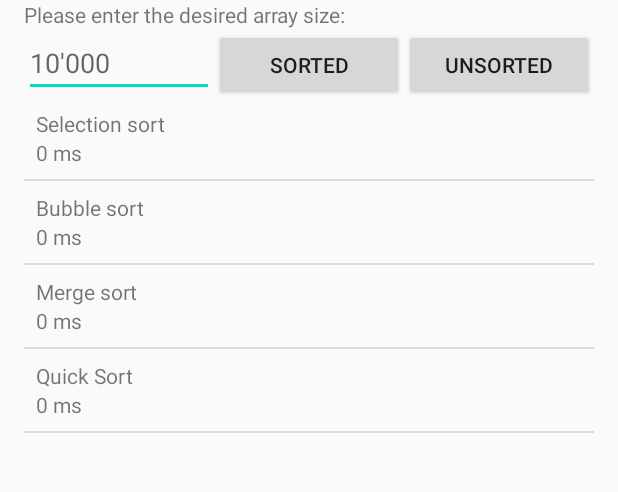
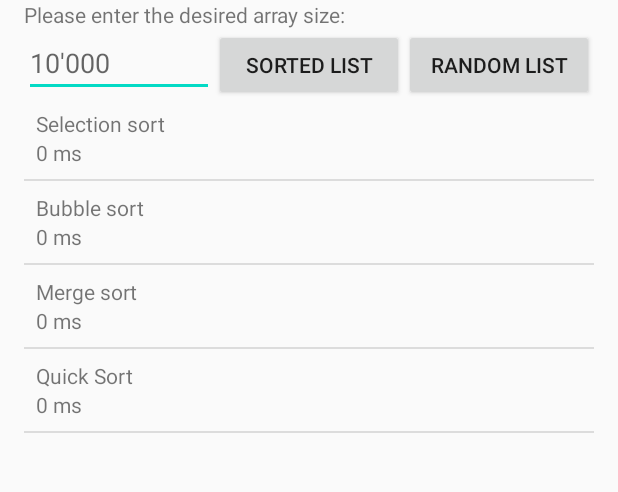
Before and after one commit to PierreBou91/SortingBenchmark, an Android app: the screen it shows after launch (MainActivity), on a phone screen of 412 x 824 dp, the part 137-629 px from its top. Run offline under Robolectric (Android 15) with nearby library versions, the phone set to English and light mode, and no system bars.

Commit message:
Threading done

```diff
--- a/app/build.gradle
+++ b/app/build.gradle
@@ -31,12 +31,13 @@ android {
 dependencies {
     implementation fileTree(dir: "libs", include: ["*.jar"])
     implementation "org.jetbrains.kotlin:kotlin-stdlib:$kotlin_version"
-    implementation 'androidx.core:core-ktx:1.3.1'
+    implementation 'androidx.core:core-ktx:1.3.2'
     implementation 'androidx.appcompat:appcompat:1.2.0'
     implementation 'androidx.constraintlayout:constraintlayout:2.0.1'
     testImplementation 'junit:junit:4.13'
     androidTestImplementation 'androidx.test.ext:junit:1.1.2'
     androidTestImplementation 'androidx.test.espresso:espresso-core:3.3.0'
+    implementation 'org.jetbrains.kotlinx:kotlinx-coroutines-android:1.3.9'
 
     def lifecycle_version = "2.2.0"
     implementation "androidx.lifecycle:lifecycle-viewmodel-ktx:$lifecycle_version" // ViewModel
--- a/app/src/main/java/com/emergence/sortingbenchmark/MainActivity.kt
+++ b/app/src/main/java/com/emergence/sortingbenchmark/MainActivity.kt
@@ -2,11 +2,11 @@ package com.emergence.sortingbenchmark
 
 import androidx.appcompat.app.AppCompatActivity
 import android.os.Bundle
-import android.util.Log
-import androidx.databinding.DataBindingUtil
+import android.view.View
+import android.webkit.RenderProcessGoneDetail
+import androidx.core.view.isVisible
 import androidx.lifecycle.Observer
 import androidx.lifecycle.ViewModelProvider
-//import com.emergence.sortingbenchmark.databinding.ActivityMainBinding
 import kotlinx.android.synthetic.main.activity_main.*
 
 private const val TAG = "MainActivity"
@@ -25,11 +25,31 @@ class MainActivity : AppCompatActivity() {
 
         sortedButton.setOnClickListener {
             viewModel.startBench(Integer.parseInt(arraySize.text.toString()), true)
-            adapter.notifyDataSetChanged()
         }
-        unsortedButton.setOnClickListener {
+        randomButton.setOnClickListener {
             viewModel.startBench(Integer.parseInt(arraySize.text.toString()), false)
-            adapter.notifyDataSetChanged()
+        }
+        viewModel.hasSorted.observe(this, Observer { hasSorted ->
+            if (hasSorted) {
+                toggleVisibility(true)
+                adapter.notifyDataSetChanged()
+            }else {
+                toggleVisibility(false)
+            }
+        })
+
+    }
+
+    fun toggleVisibility(isVisible: Boolean) {
+        if (!isVisible) {
+            arraySize.visibility = View.INVISIBLE
+            sortedButton.visibility = View.INVISIBLE
+            randomButton.visibility = View.INVISIBLE
+        } else {
+            arraySize.visibility = View.VISIBLE
+            sortedButton.visibility = View.VISIBLE
+            randomButton.visibility = View.VISIBLE
         }
     }
+
 }
--- a/app/src/main/java/com/emergence/sortingbenchmark/MainActivityViewModel.kt
+++ b/app/src/main/java/com/emergence/sortingbenchmark/MainActivityViewModel.kt
@@ -1,12 +1,16 @@
 package com.emergence.sortingbenchmark
 
-import android.util.Log
 import androidx.lifecycle.LiveData
 import androidx.lifecycle.MutableLiveData
 import androidx.lifecycle.ViewModel
+import androidx.lifecycle.viewModelScope
 import com.emergence.sortingbenchmark.algorithms.bubbleSort
 import com.emergence.sortingbenchmark.algorithms.selectionSort
 import com.emergence.sortingbenchmark.model.Algorithm
+import kotlinx.coroutines.Dispatchers
+import kotlinx.coroutines.Dispatchers.Main
+import kotlinx.coroutines.launch
+import kotlinx.coroutines.withContext
 import kotlin.random.Random
 import kotlin.system.measureTimeMillis
 
@@ -23,8 +27,14 @@ class MainActivityViewModel : ViewModel() {
 
     var allAlgorithms: MutableList<Algorithm>
 
+    private val _hasSorted = MutableLiveData<Boolean>()
+    val hasSorted : LiveData<Boolean>
+        get() = _hasSorted
+
+
     init {
         allAlgorithms = initializeAllAlgo()
+        _hasSorted.value = true
     }
 
     private fun initializeAllAlgo(): MutableList<Algorithm> {
@@ -36,6 +46,9 @@ class MainActivityViewModel : ViewModel() {
     }
 
     fun startBench(size: Int, isSorted: Boolean) {
+        if (_hasSorted.value == true) {
+            _hasSorted.value = false
+            viewModelScope.launch(Dispatchers.Default) {
                 var executionTime: Long = 0
                 val arr = createAnArray(size, isSorted)
                 for ((i,v) in names.withIndex()) {
@@ -47,6 +60,11 @@ class MainActivityViewModel : ViewModel() {
                         superSort(v,tempArr)
                     }
                     allAlgorithms[i].time = executionTime.toString()
+                }
+                withContext(Main) {
+                    _hasSorted.value = true
+                }
+            }
         }
     }
 
--- a/app/src/main/res/layout/activity_main.xml
+++ b/app/src/main/res/layout/activity_main.xml
@@ -32,7 +32,7 @@
         android:layout_height="wrap_content"
         android:ems="10"
         android:hint="@string/hint"
-        android:inputType="numberSigned"
+        android:inputType="number"
         app:layout_constraintEnd_toStartOf="@+id/sortedButton"
         app:layout_constraintHorizontal_bias="0.5"
         app:layout_constraintStart_toStartOf="parent"
@@ -43,13 +43,13 @@
         android:layout_width="0dp"
         android:layout_height="wrap_content"
         android:text="@string/sortedButton"
-        app:layout_constraintEnd_toStartOf="@+id/unsortedButton"
+        app:layout_constraintEnd_toStartOf="@+id/randomButton"
         app:layout_constraintHorizontal_bias="0.5"
         app:layout_constraintStart_toEndOf="@+id/arraySize"
         app:layout_constraintTop_toBottomOf="@+id/selectArraySize" />
 
     <Button
-        android:id="@+id/unsortedButton"
+        android:id="@+id/randomButton"
         android:layout_width="0dp"
         android:layout_height="wrap_content"
         android:text="@string/unsortedButton"
--- a/app/src/main/res/values/strings.xml
+++ b/app/src/main/res/values/strings.xml
@@ -3,8 +3,8 @@
     <string name="title">Welcome to Sorting Benchmark !</string>
     <string name="selectArraySize">Please enter the desired array size:</string>
     <string name="hint">10\'000</string>
-    <string name="sortedButton">Sorted</string>
-    <string name="unsortedButton">Unsorted</string>
+    <string name="sortedButton">Sorted list</string>
+    <string name="unsortedButton">Random list</string>
     <string name="algoName">NAME OF THE SORTING ALGORITHM</string>
     <string name="time">0 ms</string>
 </resources>
```
Lines whose indentation alone changed are shown as unchanged.
